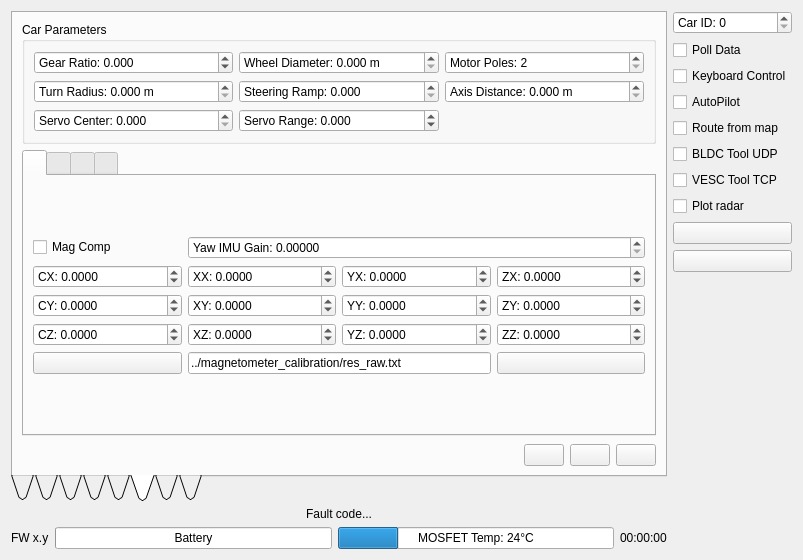
First picture: the form in Linux/RC_Car_Tool/carinterface.ui, repository vedderb/rise_sdvp, before the edit.
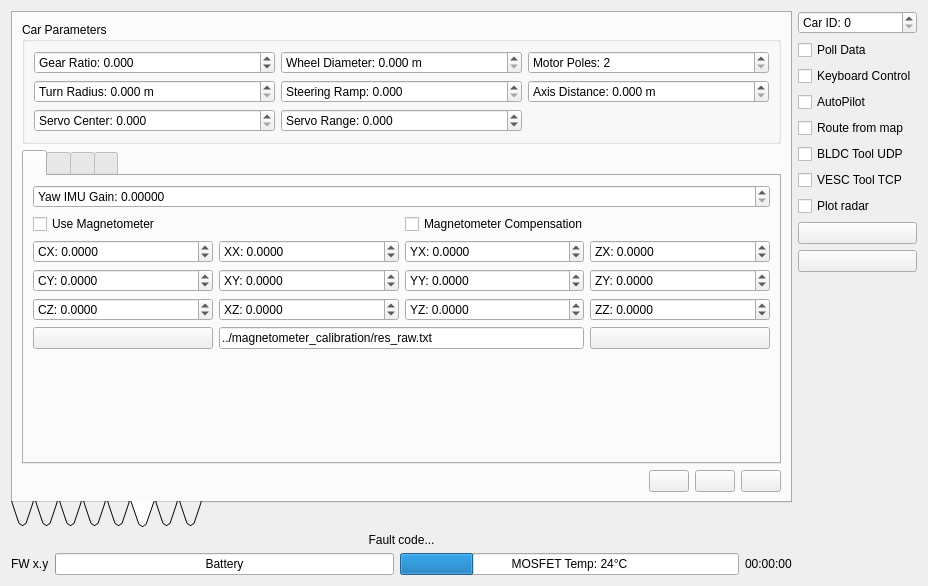
Second picture: the form after the edit. The open tabs and pages were chosen to show the change. Icons and pictures are not drawn. Custom widgets are drawn as their Qt base class.

Diff of the .ui file:
```diff
--- a/Linux/RC_Car_Tool/carinterface.ui
+++ b/Linux/RC_Car_Tool/carinterface.ui
@@ -6,8 +6,8 @@
    <rect>
     <x>0</x>
     <y>0</y>
-    <width>803</width>
-    <height>530</height>
+    <width>928</width>
+    <height>586</height>
    </rect>
   </property>
   <property name="windowTitle">
@@ -590,7 +590,7 @@
         <attribute name="toolTip">
          <string>Configuration</string>
         </attribute>
-        <layout class="QVBoxLayout" name="verticalLayout_12">
+        <layout class="QVBoxLayout" name="verticalLayout_12" stretch="0,0,0">
          <item>
           <widget class="QGroupBox" name="groupBox_4">
            <property name="title">
@@ -749,7 +749,7 @@
          <item>
           <widget class="QTabWidget" name="tabWidget_2">
            <property name="sizePolicy">
-            <sizepolicy hsizetype="Expanding" vsizetype="Fixed">
+            <sizepolicy hsizetype="Expanding" vsizetype="MinimumExpanding">
              <horstretch>0</horstretch>
              <verstretch>0</verstretch>
             </sizepolicy>
@@ -777,10 +777,10 @@
             <layout class="QVBoxLayout" name="verticalLayout_10">
              <item>
               <layout class="QGridLayout" name="gridLayout_2">
-               <item row="2" column="0">
-                <widget class="QDoubleSpinBox" name="confMagCyBox">
+               <item row="2" column="1">
+                <widget class="QDoubleSpinBox" name="confMagXxBox">
                  <property name="prefix">
-                  <string>CY: </string>
+                  <string>XX: </string>
                  </property>
                  <property name="decimals">
                   <number>4</number>
@@ -796,10 +796,10 @@
                  </property>
                 </widget>
                </item>
-               <item row="3" column="2">
-                <widget class="QDoubleSpinBox" name="confMagYzBox">
+               <item row="4" column="1">
+                <widget class="QDoubleSpinBox" name="confMagXzBox">
                  <property name="prefix">
-                  <string>YZ: </string>
+                  <string>XZ: </string>
                  </property>
                  <property name="decimals">
                   <number>4</number>
@@ -815,40 +815,36 @@
                  </property>
                 </widget>
                </item>
-               <item row="3" column="3">
-                <widget class="QDoubleSpinBox" name="confMagZzBox">
-                 <property name="prefix">
-                  <string>ZZ: </string>
+               <item row="5" column="1" colspan="2">
+                <widget class="QLineEdit" name="magCalFileEdit">
+                 <property name="toolTip">
+                  <string>Magnetometer calibration file</string>
                  </property>
-                 <property name="decimals">
-                  <number>4</number>
-                 </property>
-                 <property name="minimum">
-                  <double>-1000.000000000000000</double>
-                 </property>
-                 <property name="maximum">
-                  <double>1000.000000000000000</double>
-                 </property>
-                 <property name="singleStep">
-                  <double>0.100000000000000</double>
+                 <property name="text">
+                  <string>../magnetometer_calibration/res_raw.txt</string>
                  </property>
                 </widget>
                </item>
                <item row="4" column="0">
-                <widget class="QPushButton" name="magCalChooseButton">
-                 <property name="toolTip">
-                  <string>Choose magnetometer calibration file...</string>
+                <widget class="QDoubleSpinBox" name="confMagCzBox">
+                 <property name="prefix">
+                  <string>CZ: </string>
                  </property>
-                 <property name="text">
-                  <string/>
+                 <property name="decimals">
+                  <number>4</number>
                  </property>
-                 <property name="icon">
-                  <iconset resource="resources.qrc">
-                   <normaloff>:/models/Icons/Open Folder-96.png</normaloff>:/models/Icons/Open Folder-96.png</iconset>
+                 <property name="minimum">
+                  <double>-1000.000000000000000</double>
+                 </property>
+                 <property name="maximum">
+                  <double>1000.000000000000000</double>
+                 </property>
+                 <property name="singleStep">
+                  <double>0.100000000000000</double>
                  </property>
                 </widget>
                </item>
-               <item row="1" column="3">
+               <item row="2" column="3">
                 <widget class="QDoubleSpinBox" name="confMagZxBox">
                  <property name="prefix">
                   <string>ZX: </string>
@@ -867,83 +863,26 @@
                  </property>
                 </widget>
                </item>
-               <item row="1" column="0">
-                <widget class="QDoubleSpinBox" name="confMagCxBox">
-                 <property name="prefix">
-                  <string>CX: </string>
-                 </property>
-                 <property name="decimals">
-                  <number>4</number>
-                 </property>
-                 <property name="minimum">
-                  <double>-1000.000000000000000</double>
-                 </property>
-                 <property name="maximum">
-                  <double>1000.000000000000000</double>
-                 </property>
-                 <property name="singleStep">
-                  <double>0.100000000000000</double>
-                 </property>
-                </widget>
-               </item>
-               <item row="3" column="1">
-                <widget class="QDoubleSpinBox" name="confMagXzBox">
-                 <property name="prefix">
-                  <string>XZ: </string>
-                 </property>
-                 <property name="decimals">
-                  <number>4</number>
-                 </property>
-                 <property name="minimum">
-                  <double>-1000.000000000000000</double>
-                 </property>
-                 <property name="maximum">
-                  <double>1000.000000000000000</double>
-                 </property>
-                 <property name="singleStep">
-                  <double>0.100000000000000</double>
-                 </property>
-                </widget>
-               </item>
-               <item row="1" column="1">
-                <widget class="QDoubleSpinBox" name="confMagXxBox">
-                 <property name="prefix">
-                  <string>XX: </string>
-                 </property>
-                 <property name="decimals">
-                  <number>4</number>
-                 </property>
-                 <property name="minimum">
-                  <double>-1000.000000000000000</double>
-                 </property>
-                 <property name="maximum">
-                  <double>1000.000000000000000</double>
-                 </property>
-                 <property name="singleStep">
-                  <double>0.100000000000000</double>
-                 </property>
-                </widget>
-               </item>
-               <item row="2" column="2">
-                <widget class="QDoubleSpinBox" name="confMagYyBox">
-                 <property name="prefix">
-                  <string>YY: </string>
-                 </property>
-                 <property name="decimals">
-                  <number>4</number>
-                 </property>
-                 <property name="minimum">
-                  <double>-1000.000000000000000</double>
-                 </property>
-                 <property name="maximum">
-                  <double>1000.000000000000000</double>
-                 </property>
-                 <property name="singleStep">
-                  <double>0.100000000000000</double>
-                 </property>
-                </widget>
-               </item>
                <item row="4" column="3">
+                <widget class="QDoubleSpinBox" name="confMagZzBox">
+                 <property name="prefix">
+                  <string>ZZ: </string>
+                 </property>
+                 <property name="decimals">
+                  <number>4</number>
+                 </property>
+                 <property name="minimum">
+                  <double>-1000.000000000000000</double>
+                 </property>
+                 <property name="maximum">
+                  <double>1000.000000000000000</double>
+                 </property>
+                 <property name="singleStep">
+                  <double>0.100000000000000</double>
+                 </property>
+                </widget>
+               </item>
+               <item row="5" column="3">
                 <widget class="QPushButton" name="magCalLoadButton">
                  <property name="toolTip">
                   <string>Load magnetometer calibration from file</string>
@@ -957,10 +896,10 @@
                  </property>
                 </widget>
                </item>
-               <item row="1" column="2">
-                <widget class="QDoubleSpinBox" name="confMagYxBox">
+               <item row="4" column="2">
+                <widget class="QDoubleSpinBox" name="confMagYzBox">
                  <property name="prefix">
-                  <string>YX: </string>
+                  <string>YZ: </string>
                  </property>
                  <property name="decimals">
                   <number>4</number>
@@ -976,17 +915,7 @@
                  </property>
                 </widget>
                </item>
-               <item row="4" column="1" colspan="2">
-                <widget class="QLineEdit" name="magCalFileEdit">
-                 <property name="toolTip">
-                  <string>Magnetometer calibration file</string>
-                 </property>
-                 <property name="text">
-                  <string>../magnetometer_calibration/res_raw.txt</string>
-                 </property>
-                </widget>
-               </item>
-               <item row="2" column="1">
+               <item row="3" column="1">
                 <widget class="QDoubleSpinBox" name="confMagXyBox">
                  <property name="prefix">
                   <string>XY: </string>
@@ -1005,7 +934,97 @@
                  </property>
                 </widget>
                </item>
-               <item row="2" column="3">
+               <item row="3" column="0">
+                <widget class="QDoubleSpinBox" name="confMagCyBox">
+                 <property name="prefix">
+                  <string>CY: </string>
+                 </property>
+                 <property name="decimals">
+                  <number>4</number>
+                 </property>
+                 <property name="minimum">
+                  <double>-1000.000000000000000</double>
+                 </property>
+                 <property name="maximum">
+                  <double>1000.000000000000000</double>
+                 </property>
+                 <property name="singleStep">
+                  <double>0.100000000000000</double>
+                 </property>
+                </widget>
+               </item>
+               <item row="2" column="0">
+                <widget class="QDoubleSpinBox" name="confMagCxBox">
+                 <property name="prefix">
+                  <string>CX: </string>
+                 </property>
+                 <property name="decimals">
+                  <number>4</number>
+                 </property>
+                 <property name="minimum">
+                  <double>-1000.000000000000000</double>
+                 </property>
+                 <property name="maximum">
+                  <double>1000.000000000000000</double>
+                 </property>
+                 <property name="singleStep">
+                  <double>0.100000000000000</double>
+                 </property>
+                </widget>
+               </item>
+               <item row="5" column="0">
+                <widget class="QPushButton" name="magCalChooseButton">
+                 <property name="toolTip">
+                  <string>Choose magnetometer calibration file...</string>
+                 </property>
+                 <property name="text">
+                  <string/>
+                 </property>
+                 <property name="icon">
+                  <iconset resource="resources.qrc">
+                   <normaloff>:/models/Icons/Open Folder-96.png</normaloff>:/models/Icons/Open Folder-96.png</iconset>
+                 </property>
+                </widget>
+               </item>
+               <item row="3" column="2">
+                <widget class="QDoubleSpinBox" name="confMagYyBox">
+                 <property name="prefix">
+                  <string>YY: </string>
+                 </property>
+                 <property name="decimals">
+                  <number>4</number>
+                 </property>
+                 <property name="minimum">
+                  <double>-1000.000000000000000</double>
+                 </property>
+                 <property name="maximum">
+                  <double>1000.000000000000000</double>
+                 </property>
+                 <property name="singleStep">
+                  <double>0.100000000000000</double>
+                 </property>
+                </widget>
+               </item>
+               <item row="2" column="2">
+                <widget class="QDoubleSpinBox" name="confMagYxBox">
+                 <property name="prefix">
+                  <string>YX: </string>
+                 </property>
+                 <property name="decimals">
+                  <number>4</number>
+                 </property>
+                 <property name="minimum">
+                  <double>-1000.000000000000000</double>
+                 </property>
+                 <property name="maximum">
+                  <double>1000.000000000000000</double>
+                 </property>
+                 <property name="singleStep">
+                  <double>0.100000000000000</double>
+                 </property>
+                </widget>
+               </item>
+               <item row="3" column="3">
                 <widget class="QDoubleSpinBox" name="confMagZyBox">
                  <property name="prefix">
                   <string>ZY: </string>
@@ -1024,33 +1043,7 @@
                  </property>
                 </widget>
                </item>
-               <item row="3" column="0">
-                <widget class="QDoubleSpinBox" name="confMagCzBox">
-                 <property name="prefix">
-                  <string>CZ: </string>
-                 </property>
-                 <property name="decimals">
-                  <number>4</number>
-                 </property>
-                 <property name="minimum">
-                  <double>-1000.000000000000000</double>
-                 </property>
-                 <property name="maximum">
-                  <double>1000.000000000000000</double>
-                 </property>
-                 <property name="singleStep">
-                  <double>0.100000000000000</double>
-                 </property>
-                </widget>
-               </item>
-               <item row="0" column="0">
-                <widget class="QCheckBox" name="confMagCompBox">
-                 <property name="text">
-                  <string>Mag Comp</string>
-                 </property>
-                </widget>
-               </item>
-               <item row="0" column="1" colspan="3">
+               <item row="0" column="0" colspan="4">
                 <widget class="QDoubleSpinBox" name="confYawImuGainBox">
                  <property name="prefix">
                   <string>Yaw IMU Gain: </string>
@@ -1066,8 +1059,35 @@
                  </property>
                 </widget>
                </item>
+               <item row="1" column="2" colspan="2">
+                <widget class="QCheckBox" name="confMagCompBox">
+                 <property name="text">
+                  <string>Magnetometer Compensation</string>
+                 </property>
+                </widget>
+               </item>
+               <item row="1" column="0" colspan="2">
+                <widget class="QCheckBox" name="confMagUseBox">
+                 <property name="text">
+                  <string>Use Magnetometer</string>
+                 </property>
+                </widget>
+               </item>
               </layout>
              </item>
+             <item>
+              <spacer name="verticalSpacer_3">
+               <property name="orientation">
+                <enum>Qt::Vertical</enum>
+               </property>
+               <property name="sizeHint" stdset="0">
+                <size>
+                 <width>20</width>
+                 <height>7</height>
+                </size>
+               </property>
+              </spacer>
+             </item>
             </layout>
            </widget>
            <widget class="QWidget" name="tab_8">
@@ -1323,20 +1343,7 @@
           </widget>
          </item>
          <item>
-          <spacer name="verticalSpacer_3">
-           <property name="orientation">
-            <enum>Qt::Vertical</enum>
-           </property>
-           <property name="sizeHint" stdset="0">
-            <size>
-             <width>20</width>
-             <height>7</height>
-            </size>
-           </property>
-          </spacer>
-         </item>
-         <item>
-          <layout class="QHBoxLayout" name="horizontalLayout_7">
+          <layout class="QHBoxLayout" name="horizontalLayout_7" stretch="0,0,0,0">
            <item>
             <spacer name="horizontalSpacer_3">
              <property name="orientation">
```
Left out of the diff: 2 changed lines with no effect on the pictures.
